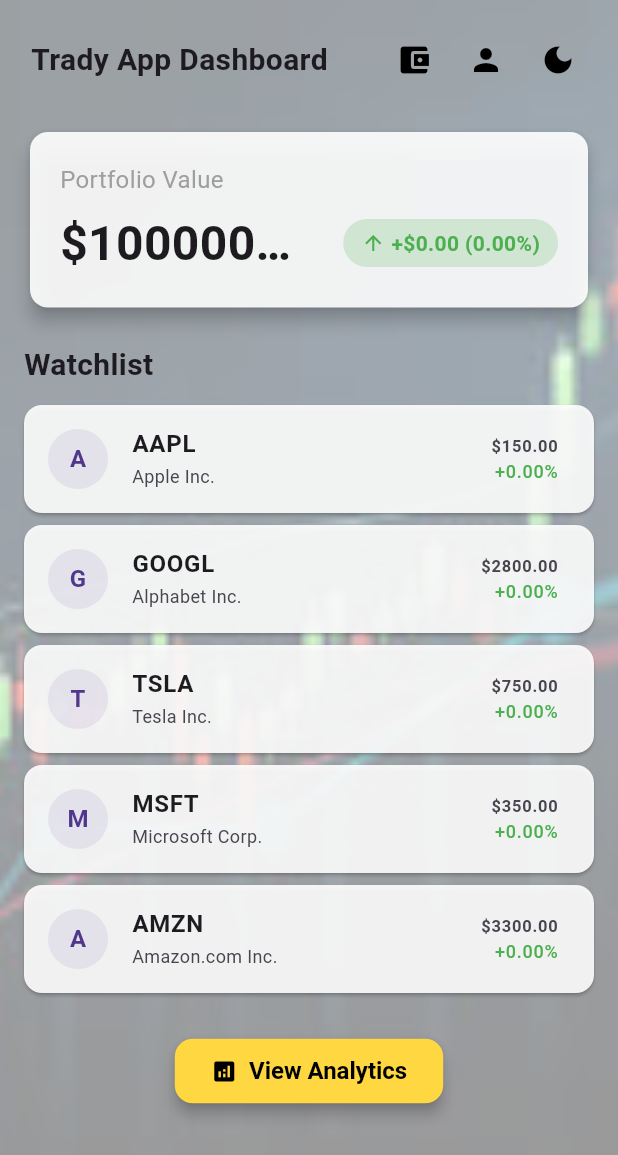
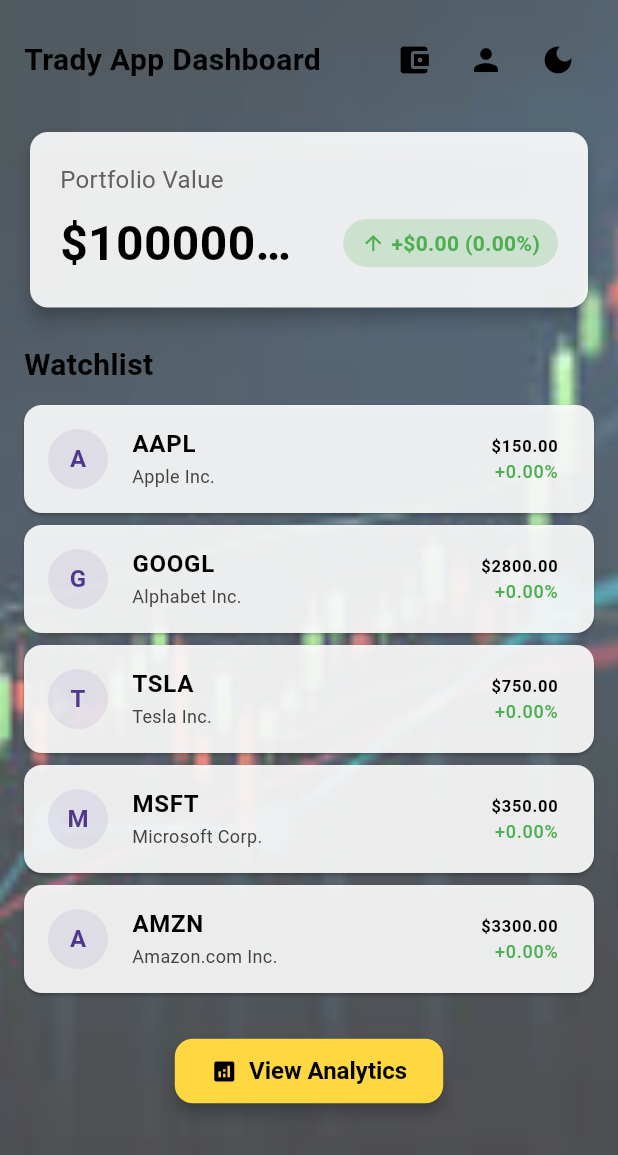
Before and after one commit to Farhanulhaq19/Trading--app, a Flutter app: the DashboardScreen screen opened by its route, on a phone screen of 412 x 824 dp. Shown: the top 1155 px of the screen. Run offline on Flutter 3.47's test engine with Material 3 defaults, Android fonts, the phone set to English and light mode, and no system bars.

Commit message:
Updated dashboard

```diff
--- a/lib/dashboard_screen.dart
+++ b/lib/dashboard_screen.dart
@@ -66,7 +66,6 @@ class _DashboardScreenState extends State<DashboardScreen> {
     final isDark = Theme.of(context).brightness == Brightness.dark;
 
     return Scaffold(
-      // 👇 Background image
       body: Stack(
         fit: StackFit.expand,
         children: [
@@ -74,10 +73,11 @@ class _DashboardScreenState extends State<DashboardScreen> {
             'lib/images/2.jpg',
             fit: BoxFit.cover,
           ),
+          // ✅ Overlay fixed for both dark and light modes
           Container(
             color: isDark
-                ? Colors.black.withOpacity(0.6)
-                : Colors.white.withOpacity(0.6),
+                ? Colors.black.withOpacity(0.85)
+                : Colors.white.withOpacity(0.3),
           ),
           SafeArea(
             child: SingleChildScrollView(
@@ -87,17 +87,15 @@ class _DashboardScreenState extends State<DashboardScreen> {
                 children: [
                   _buildAppBar(isDark),
                   const SizedBox(height: 20),
-                  _buildPortfolioCard(),
+                  _buildPortfolioCard(isDark),
                   const SizedBox(height: 20),
-                  _buildStocksList(),
+                  _buildStocksList(isDark),
                 ],
               ),
             ),
           ),
-
         ],
       ),
-
     );
   }
 
@@ -105,9 +103,13 @@ class _DashboardScreenState extends State<DashboardScreen> {
     return Row(
       mainAxisAlignment: MainAxisAlignment.spaceBetween,
       children: [
-        const Text(
-          ' Trady App Dashboard',
-          style: TextStyle(fontSize: 20, fontWeight: FontWeight.bold),
+        Text(
+          'Trady App Dashboard',
+          style: TextStyle(
+            fontSize: 20,
+            fontWeight: FontWeight.bold,
+            color: isDark ? Colors.white : Colors.black, // ✅ Fix applied
+          ),
         ),
         Row(
           children: [
@@ -137,9 +139,9 @@ class _DashboardScreenState extends State<DashboardScreen> {
             IconButton(
               icon: Icon(
                 isDark ? Icons.light_mode : Icons.dark_mode,
+                color: isDark ? Colors.white : Colors.black,
               ),
               tooltip: 'Toggle Theme',
-              color: isDark ? Colors.white : Colors.black,
               onPressed: widget.onThemeToggle,
             ),
           ],
@@ -148,9 +150,11 @@ class _DashboardScreenState extends State<DashboardScreen> {
     );
   }
 
-  Widget _buildPortfolioCard() {
+  Widget _buildPortfolioCard(bool isDark) {
     return Card(
-      color: Colors.white.withOpacity(0.9),
+      color: isDark
+          ? Colors.grey[900]!.withOpacity(0.9)
+          : Colors.white.withOpacity(0.9),
       shape: RoundedRectangleBorder(borderRadius: BorderRadius.circular(12)),
       elevation: 5,
       child: Padding(
@@ -158,8 +162,10 @@ class _DashboardScreenState extends State<DashboardScreen> {
         child: Column(
           crossAxisAlignment: CrossAxisAlignment.start,
           children: [
-            const Text('Portfolio Value',
-                style: TextStyle(fontSize: 16, color: Colors.grey)),
+            Text('Portfolio Value',
+                style: TextStyle(
+                    fontSize: 16,
+                    color: isDark ? Colors.white70 : Colors.grey[700])),
             const SizedBox(height: 8),
             Row(
               mainAxisAlignment: MainAxisAlignment.spaceBetween,
@@ -167,8 +173,11 @@ class _DashboardScreenState extends State<DashboardScreen> {
                 Expanded(
                   child: Text(
                     '\$${portfolioValue.toStringAsFixed(2)}',
-                    style: const TextStyle(
-                        fontSize: 32, fontWeight: FontWeight.bold),
+                    style: TextStyle(
+                      fontSize: 32,
+                      fontWeight: FontWeight.bold,
+                      color: isDark ? Colors.white : Colors.black,
+                    ),
                     overflow: TextOverflow.ellipsis,
                   ),
                 ),
@@ -198,7 +207,8 @@ class _DashboardScreenState extends State<DashboardScreen> {
                           child: Text(
                             '${dayChange >= 0 ? '+' : ''}\$${dayChange.abs().toStringAsFixed(2)} (${dayChangePercent.toStringAsFixed(2)}%)',
                             style: TextStyle(
-                              color: dayChange >= 0 ? Colors.green : Colors.red,
+                              color:
+                              dayChange >= 0 ? Colors.green : Colors.red,
                               fontWeight: FontWeight.bold,
                               fontSize: 14,
                             ),
@@ -217,14 +227,20 @@ class _DashboardScreenState extends State<DashboardScreen> {
     );
   }
 
-  Widget _buildStocksList() {
+  Widget _buildStocksList(bool isDark) {
     return Column(
       crossAxisAlignment: CrossAxisAlignment.start,
       children: [
-        const Text('Watchlist',
-            style: TextStyle(fontSize: 20, fontWeight: FontWeight.bold)),
+        Text(
+          'Watchlist',
+          style: TextStyle(
+            fontSize: 20,
+            fontWeight: FontWeight.bold,
+            color: isDark ? Colors.white : Colors.black,
+          ),
+        ),
         const SizedBox(height: 12),
-        ...stocks.map((stock) => _buildStockTile(stock)).toList(),
+        ...stocks.map((stock) => _buildStockTile(stock, isDark)).toList(),
         const SizedBox(height: 20),
         Center(
           child: ElevatedButton.icon(
@@ -247,8 +263,8 @@ class _DashboardScreenState extends State<DashboardScreen> {
               const EdgeInsets.symmetric(horizontal: 24, vertical: 12),
               textStyle: const TextStyle(fontSize: 16),
               elevation: 4,
-              shape:
-              RoundedRectangleBorder(borderRadius: BorderRadius.circular(12)),
+              shape: RoundedRectangleBorder(
+                  borderRadius: BorderRadius.circular(12)),
             ),
           ),
         ),
@@ -256,28 +272,41 @@ class _DashboardScreenState extends State<DashboardScreen> {
     );
   }
 
-  Widget _buildStockTile(Stock stock) {
+  Widget _buildStockTile(Stock stock, bool isDark) {
     return Card(
-      color: Colors.white.withOpacity(0.9),
+      color: isDark
+          ? Colors.grey[850]!.withOpacity(0.9)
+          : Colors.white.withOpacity(0.9),
       margin: const EdgeInsets.only(bottom: 8),
       child: ListTile(
         leading: CircleAvatar(
-          backgroundColor: Theme.of(context).primaryColor.withOpacity(0.1),
+          backgroundColor:
+          Theme.of(context).primaryColor.withOpacity(0.1),
           child: Text(
             stock.symbol[0],
             style: const TextStyle(fontWeight: FontWeight.bold),
           ),
         ),
-        title:
-        Text(stock.symbol, style: const TextStyle(fontWeight: FontWeight.bold)),
-        subtitle: Text(stock.name, style: const TextStyle(fontSize: 12)),
+        title: Text(
+          stock.symbol,
+          style: TextStyle(
+              fontWeight: FontWeight.bold,
+              color: isDark ? Colors.white : Colors.black),
+        ),
+        subtitle: Text(
+          stock.name,
+          style: TextStyle(
+              fontSize: 12, color: isDark ? Colors.white70 : Colors.grey[800]),
+        ),
         trailing: Column(
           mainAxisAlignment: MainAxisAlignment.center,
           crossAxisAlignment: CrossAxisAlignment.end,
           children: [
             Text(
               '\$${stock.price.toStringAsFixed(2)}',
-              style: const TextStyle(fontWeight: FontWeight.bold),
+              style: TextStyle(
+                  fontWeight: FontWeight.bold,
+                  color: isDark ? Colors.white : Colors.black),
             ),
             Text(
               '${stock.change >= 0 ? '+' : ''}${stock.changePercent.toStringAsFixed(2)}%',
```
